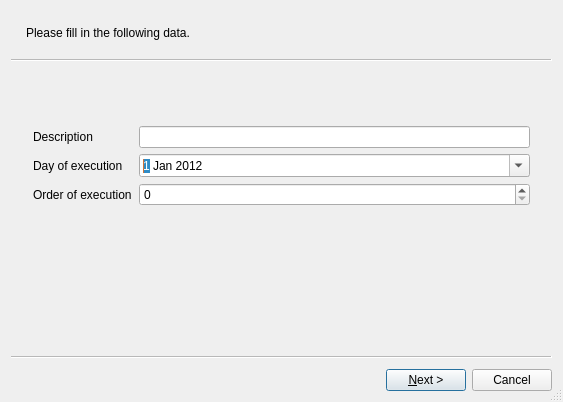
Above: caretoyadmin/Scenario_Designer/ct_wizard.ui from luizamici/caretoy before the change. Below: the same form after it.
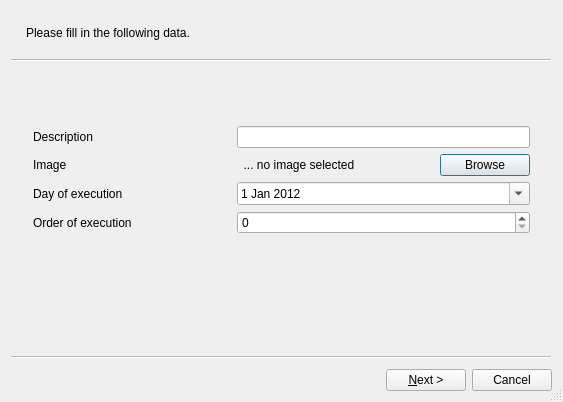
That is the form after the change. Custom widgets are drawn as their Qt base class.

```diff
--- a/caretoyadmin/Scenario_Designer/ct_wizard.ui
+++ b/caretoyadmin/Scenario_Designer/ct_wizard.ui
@@ -44,7 +44,7 @@
      </spacer>
     </item>
     <item>
-     <layout class="QGridLayout" name="gridLayout" columnstretch="0,1">
+     <layout class="QGridLayout" name="gridLayout" columnstretch="0,0,0">
       <property name="leftMargin">
        <number>7</number>
       </property>
@@ -54,7 +54,67 @@
       <property name="horizontalSpacing">
        <number>7</number>
       </property>
+      <item row="0" column="0">
+       <widget class="QLabel" name="label">
+        <property name="text">
+         <string>Description</string>
+        </property>
+       </widget>
+      </item>
+      <item row="2" column="0">
+       <widget class="QLabel" name="label_2">
+        <property name="text">
+         <string>Day of execution</string>
+        </property>
+       </widget>
+      </item>
+      <item row="3" column="0">
+       <widget class="QLabel" name="label_3">
+        <property name="text">
+         <string>Order of execution</string>
+        </property>
+       </widget>
+      </item>
+      <item row="1" column="0">
+       <widget class="QLabel" name="label_4">
+        <property name="text">
+         <string>Image</string>
+        </property>
+       </widget>
+      </item>
+      <item row="1" column="2">
+       <widget class="QPushButton" name="qbt_browse">
+        <property name="sizePolicy">
+         <sizepolicy hsizetype="Minimum" vsizetype="Fixed">
+          <horstretch>0</horstretch>
+          <verstretch>0</verstretch>
+         </sizepolicy>
+        </property>
+        <property name="maximumSize">
+         <size>
+          <width>90</width>
+          <height>16777215</height>
+         </size>
+        </property>
+        <property name="text">
+         <string>Browse</string>
+        </property>
+       </widget>
+      </item>
       <item row="1" column="1">
+       <widget class="QLabel" name="ql_image">
+        <property name="text">
+         <string>  ... no image selected</string>
+        </property>
+        <property name="textFormat">
+         <enum>Qt::AutoText</enum>
+        </property>
+       </widget>
+      </item>
+      <item row="0" column="1" colspan="2">
+       <widget class="QLineEdit" name="qle_description"/>
+      </item>
+      <item row="2" column="1" colspan="2">
        <widget class="QDateEdit" name="qde_execution">
         <property name="date">
          <date>
@@ -68,31 +128,7 @@
         </property>
        </widget>
       </item>
-      <item row="0" column="0">
-       <widget class="QLabel" name="label">
-        <property name="text">
-         <string>Description</string>
-        </property>
-       </widget>
-      </item>
-      <item row="0" column="1">
-       <widget class="QLineEdit" name="qle_description"/>
-      </item>
-      <item row="1" column="0">
-       <widget class="QLabel" name="label_2">
-        <property name="text">
-         <string>Day of execution</string>
-        </property>
-       </widget>
-      </item>
-      <item row="2" column="0">
-       <widget class="QLabel" name="label_3">
-        <property name="text">
-         <string>Order of execution</string>
-        </property>
-       </widget>
-      </item>
-      <item row="2" column="1">
+      <item row="3" column="1" colspan="2">
        <widget class="QSpinBox" name="qsb_execution">
         <property name="minimum">
          <number>0</number>
```
